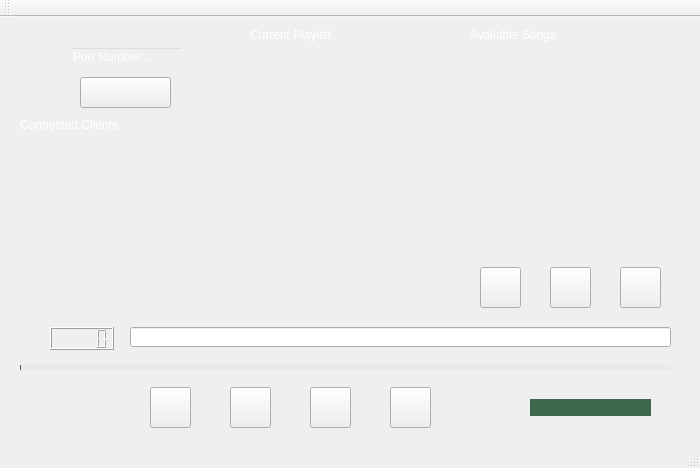
MTattrie/COMP4985_ASN03, file Server/mainwindow.ui: the form before one commit.
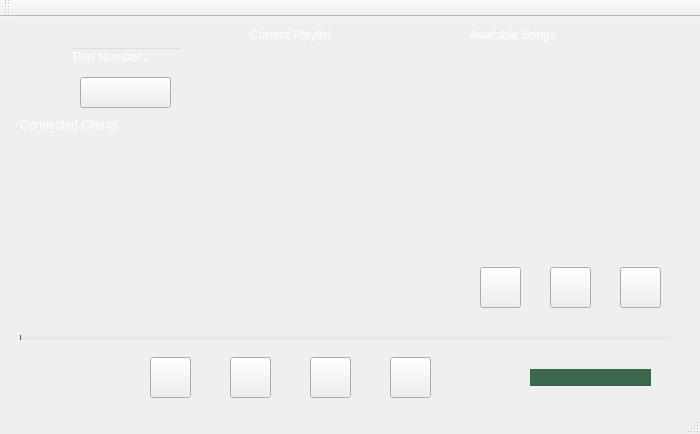
The form after the commit. Icons and pictures are not drawn.

Commit message: updated UI for Client and Server

The edit to the form file:
```diff
--- a/Server/mainwindow.ui
+++ b/Server/mainwindow.ui
@@ -7,7 +7,7 @@
     <x>0</x>
     <y>0</y>
     <width>700</width>
-    <height>468</height>
+    <height>434</height>
    </rect>
   </property>
   <property name="windowTitle">
@@ -21,7 +21,7 @@
     <property name="geometry">
      <rect>
       <x>230</x>
-      <y>370</y>
+      <y>340</y>
       <width>41</width>
       <height>41</height>
      </rect>
@@ -53,7 +53,7 @@
     <property name="geometry">
      <rect>
       <x>20</x>
-      <y>340</y>
+      <y>310</y>
       <width>651</width>
       <height>20</height>
      </rect>
@@ -94,7 +94,7 @@
     <property name="geometry">
      <rect>
       <x>150</x>
-      <y>370</y>
+      <y>340</y>
       <width>41</width>
       <height>41</height>
      </rect>
@@ -126,7 +126,7 @@
     <property name="geometry">
      <rect>
       <x>310</x>
-      <y>370</y>
+      <y>340</y>
       <width>41</width>
       <height>41</height>
      </rect>
@@ -170,21 +170,11 @@
      <string/>
     </property>
    </widget>
-   <widget class="QLineEdit" name="songLineEdit">
-    <property name="geometry">
-     <rect>
-      <x>130</x>
-      <y>310</y>
-      <width>541</width>
-      <height>20</height>
-     </rect>
-    </property>
-   </widget>
    <widget class="QSlider" name="volumeSlider">
     <property name="geometry">
      <rect>
       <x>530</x>
-      <y>370</y>
+      <y>340</y>
       <width>121</width>
       <height>41</height>
      </rect>
@@ -214,7 +204,7 @@
     <property name="geometry">
      <rect>
       <x>450</x>
-      <y>350</y>
+      <y>320</y>
       <width>31</width>
       <height>31</height>
      </rect>
@@ -249,7 +239,7 @@
     <property name="geometry">
      <rect>
       <x>390</x>
-      <y>370</y>
+      <y>340</y>
       <width>41</width>
       <height>41</height>
      </rect>
@@ -261,16 +251,6 @@
      <string/>
     </property>
    </widget>
-   <widget class="QLCDNumber" name="TrackTime">
-    <property name="geometry">
-     <rect>
-      <x>50</x>
-      <y>310</y>
-      <width>64</width>
-      <height>23</height>
-     </rect>
-    </property>
-   </widget>
    <widget class="QListView" name="listView_availSongs">
     <property name="geometry">
      <rect>
@@ -353,7 +333,7 @@
     <property name="geometry">
      <rect>
       <x>470</x>
-      <y>370</y>
+      <y>340</y>
       <width>47</width>
       <height>41</height>
      </rect>
```
Left out of the diff: 2 changed lines with no effect on the pictures. The commit also changes 4 other files.
